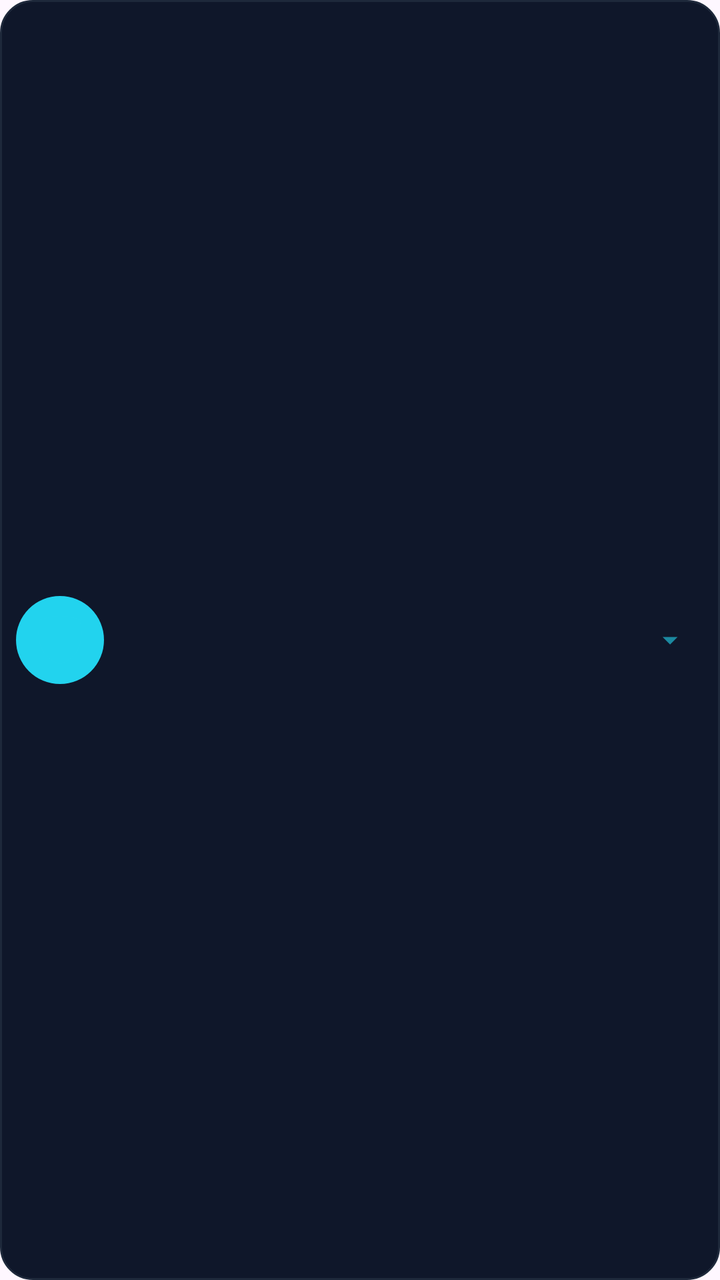
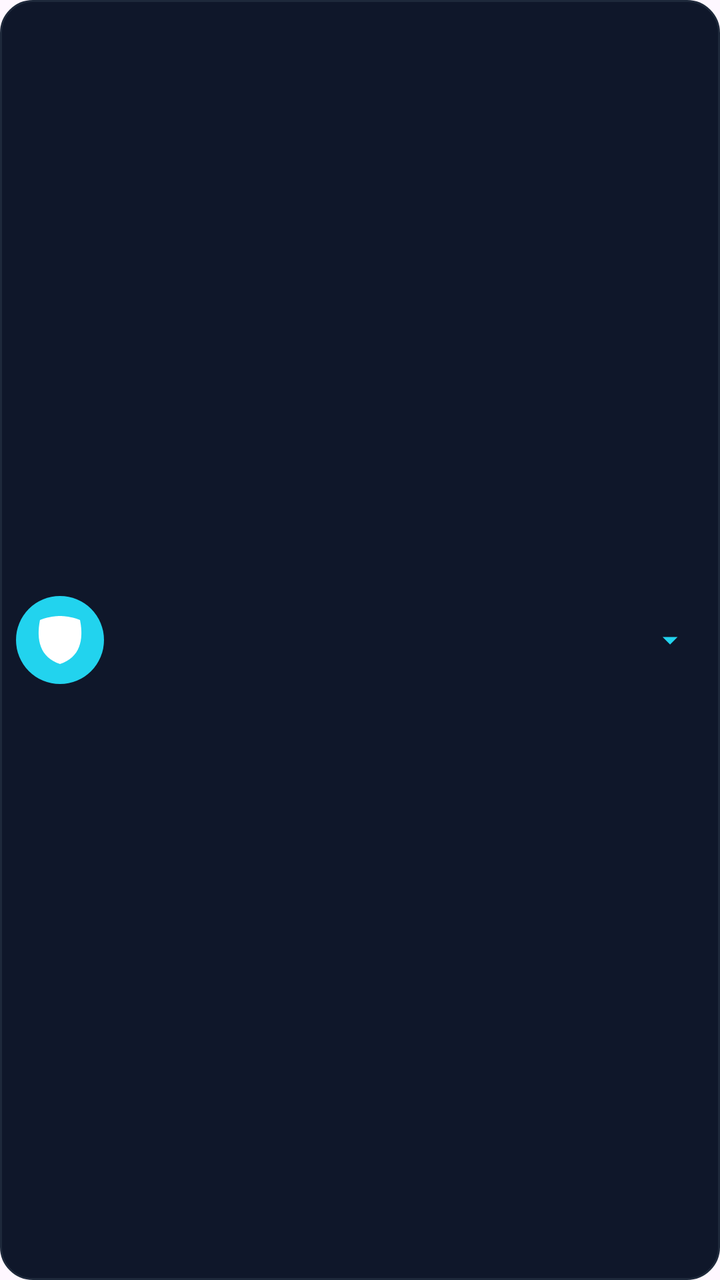

The first picture is an Android layout as it rendered before a commit; the second is the same layout after the commit. The layout source and the unified diff follow.
<!-- AndroidManifest.xml: application theme Theme.ShieldCall -->
<!-- res/layout/notification_block_success.xml -->
<?xml version="1.0" encoding="utf-8"?>
<RelativeLayout xmlns:android="http://schemas.android.com/apk/res/android"
    android:layout_width="match_parent"
    android:layout_height="64dp"
    android:background="@drawable/bg_notification_premium"
    android:padding="8dp">

    <FrameLayout
        android:id="@+id/icon_container"
        android:layout_width="44dp"
        android:layout_height="44dp"
        android:layout_centerVertical="true"
        android:background="@drawable/bg_icon_cyan_glow"> <ImageView
            android:id="@+id/notif_icon"
            android:layout_width="24dp"
            android:layout_height="24dp"
            android:layout_gravity="center"
            android:src="@drawable/ic_shield_large"
            android:tint="#22D3EE" />
    </FrameLayout>

    <LinearLayout
        android:layout_width="wrap_content"
        android:layout_height="wrap_content"
        android:layout_centerVertical="true"
        android:layout_marginStart="12dp"
        android:layout_toEndOf="@id/icon_container"
        android:orientation="vertical">

        <TextView
            android:id="@+id/notif_block_number"
            android:layout_width="wrap_content"
            android:layout_height="wrap_content"
            android:textColor="#F8FAFC"
            android:textSize="15sp"
            android:textStyle="bold" />

        <TextView
            android:id="@+id/notif_block_reason"
            android:layout_width="wrap_content"
            android:layout_height="wrap_content"
            android:textColor="#94A3B8"
            android:textSize="12sp"
            android:ellipsize="end"
            android:maxLines="1" />
    </LinearLayout>

    <ImageView
        android:layout_width="18dp"
        android:layout_height="18dp"
        android:layout_alignParentEnd="true"
        android:layout_centerVertical="true"
        android:layout_marginEnd="8dp"
        android:src="@drawable/ic_arrow_down"
        android:tint="#22D3EE"
        android:alpha="0.6" />

</RelativeLayout>
<!-- resources referenced by this layout -->
<resources>
  <!-- drawable bg_icon_cyan_glow (drawable) -->
  <?xml version="1.0" encoding="utf-8"?>
  <shape xmlns:android="http://schemas.android.com/apk/res/android"
      android:shape="oval">
      <solid android:color="#22D3EE" /> <size
      android:width="44dp"
      android:height="44dp" />
  </shape>
  <!-- drawable bg_notification_premium (drawable) -->
  <?xml version="1.0" encoding="utf-8"?>
  <shape xmlns:android="http://schemas.android.com/apk/res/android">
      <solid android:color="#0F172A" /> <corners android:radius="16dp" /> <stroke
      android:width="1dp"
      android:color="#1E293B" /> </shape>
  <!-- drawable ic_arrow_down (drawable) -->
  <vector xmlns:android="http://schemas.android.com/apk/res/android"
      android:width="24dp"
      android:height="24dp"
      android:viewportWidth="24"
      android:viewportHeight="24"
      android:tint="#22D3EE">
      <path
          android:fillColor="@android:color/white"
          android:pathData="M7,10l5,5 5,-5z"/>
  </vector>
  <!-- drawable ic_shield_large (drawable) -->
  <vector xmlns:android="http://schemas.android.com/apk/res/android" android:height="24dp" android:viewportHeight="36" android:viewportWidth="36" android:width="24dp">
        
      <path android:fillColor="#CCD6DD" android:pathData="M33,3c-7,-3 -15,-3 -15,-3S10,0 3,3C0,18 3,31 18,36c15,-5 18,-18 15,-33z"/>
        
      <path android:fillColor="#55ACEE" android:pathData="M18,33.884C6.412,29.729 1.961,19.831 4.76,4.444C11.063,2.029 17.928,2 18,2c0.071,0 6.958,0.04 13.24,2.444c2.799,15.387 -1.652,25.285 -13.24,29.44z"/>
        
      <path android:fillColor="#269" android:pathData="M31.24,4.444C24.958,2.04 18.071,2 18,2v31.884c11.588,-4.155 16.039,-14.053 13.24,-29.44z"/>
      
  </vector>
  <style name="Theme.ShieldCall" parent="Theme.Material3.DayNight.NoActionBar">
          <item name="android:statusBarColor">@color/black</item>
          <item name="android:navigationBarColor">@color/black</item>
  
          <item name="android:windowNoTitle">true</item>
          <item name="android:windowActionBar">false</item>
      </style>
  <color name="black">#FF000000</color>
</resources>

<!-- the commit's change to res/layout/notification_block_success.xml (unified diff, before → after) -->
@@ -6,17 +6,19 @@
     android:padding="8dp">
 
     <FrameLayout
-        android:id="@+id/icon_container"
+        android:id="@+id/icon_container" 
         android:layout_width="44dp"
         android:layout_height="44dp"
         android:layout_centerVertical="true"
-        android:background="@drawable/bg_icon_cyan_glow"> <ImageView
+        android:background="@drawable/bg_icon_cyan_glow">
+        
+        <ImageView
             android:id="@+id/notif_icon"
             android:layout_width="24dp"
             android:layout_height="24dp"
             android:layout_gravity="center"
             android:src="@drawable/ic_shield_large"
-            android:tint="#22D3EE" />
+            android:tint="#FFFFFF" />
     </FrameLayout>
 
     <LinearLayout
@@ -40,19 +42,16 @@
             android:layout_width="wrap_content"
             android:layout_height="wrap_content"
             android:textColor="#94A3B8"
-            android:textSize="12sp"
-            android:ellipsize="end"
-            android:maxLines="1" />
+            android:textSize="12sp" />
     </LinearLayout>
 
     <ImageView
+        android:id="@+id/notif_arrow"
         android:layout_width="18dp"
         android:layout_height="18dp"
         android:layout_alignParentEnd="true"
         android:layout_centerVertical="true"
         android:layout_marginEnd="8dp"
-        android:src="@drawable/ic_arrow_down"
-        android:tint="#22D3EE"
-        android:alpha="0.6" />
+        android:src="@drawable/ic_arrow_down" />
 
 </RelativeLayout>
